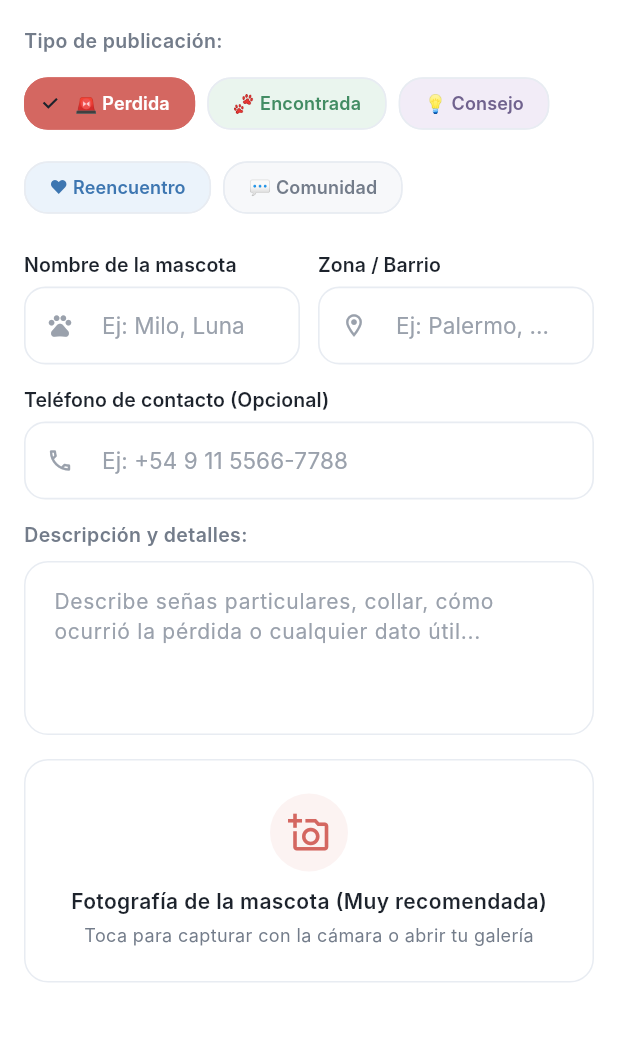
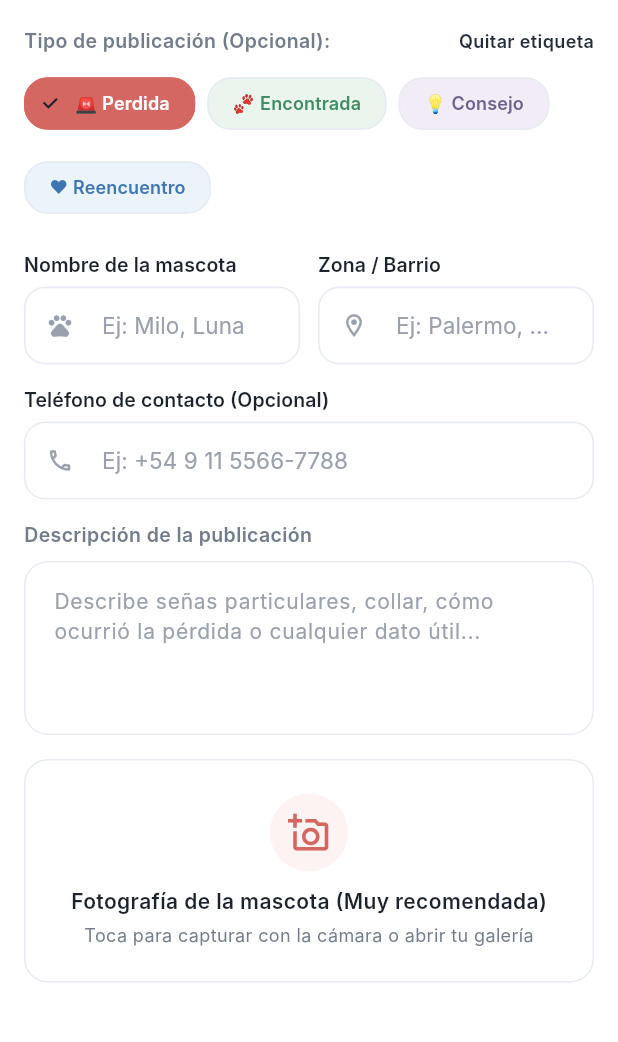
Before and after one commit to fabianmolinaaa/Yago, a Flutter app: the CreatePostScreen screen opened directly, after a tap on "🚨 Perdida", on a phone screen of 412 x 824 dp, the part 174-1216 px from its top. Run offline on Flutter 3.47's test engine with Material 3 defaults, Android fonts, the phone set to English and light mode, and no system bars; our stand-ins replace firebase_auth, firebase_core, firebase_storage, image_picker; accounts and stored records are empty; network calls fail; Roboto replaces fonts that are missing (Inter).

Commit message:
HU-S1-02: feat(posts): permite publicaciones libres, reserva etiqueta comunidad y renombra label de descripción

```diff
--- a/lib/screens/home/create_post_screen.dart
+++ b/lib/screens/home/create_post_screen.dart
@@ -10,11 +10,12 @@ import '../../services/storage_service.dart';
 import '../../utils/design_system.dart';
 import '../../widgets/common/widgets.dart';
 
-/// Pantalla de acceso rápido para crear publicaciones de todo tipo:
-/// - Alertas urgentes de pérdida de mascotas (HU-S2-03)
+/// Pantalla de acceso rápido para crear publicaciones en el feed:
+/// - Momentos cotidianos o fotos con tu mascota (sin categoría obligatoria)
+/// - Alertas de pérdida de mascotas (HU-S2-03)
 /// - Reportes de mascotas encontradas (HU-S2-04)
-/// - Consejos de cuidado y relatos de reencuentro (HU-S1-02)
-/// - Avisos comunitarios
+/// - Consejos de cuidado o relatos de reencuentro
+/// (Nota: La etiqueta 'Comunidad' está reservada para avisos del equipo/moderadores de Yago).
 class CreatePostScreen extends StatefulWidget {
   final VoidCallback? onPostCreated;
 
@@ -33,14 +34,13 @@ class _CreatePostScreenState extends State<CreatePostScreen> {
   File? _selectedImageFile;
   bool _isPublishing = false;
 
-  // Categoría activa por defecto: 'Perdida' como acceso rápido de reporte
-  String _selectedCategory = 'Perdida';
+  // Tipo de publicación opcional (null = momento libre con tu mascota)
+  String? _selectedCategory;
   final List<String> _categories = [
     'Perdida',
     'Encontrada',
     'Consejo',
     'Reencuentro',
-    'Comunidad',
   ];
 
   @override
@@ -52,7 +52,7 @@ class _CreatePostScreenState extends State<CreatePostScreen> {
     super.dispose();
   }
 
-  Color _getCategoryActiveColor(String category) {
+  Color _getCategoryActiveColor(String? category) {
     switch (category) {
       case 'Perdida':
         return AppColors.lost;
@@ -62,13 +62,12 @@ class _CreatePostScreenState extends State<CreatePostScreen> {
         return AppColors.reunited;
       case 'Consejo':
         return AppColors.community;
-      case 'Comunidad':
       default:
         return AppColors.primary;
     }
   }
 
-  Color _getCategoryInactiveBg(String category) {
+  Color _getCategoryInactiveBg(String? category) {
     switch (category) {
       case 'Perdida':
         return AppColors.lostBg;
@@ -78,13 +77,12 @@ class _CreatePostScreenState extends State<CreatePostScreen> {
         return AppColors.reunitedBg;
       case 'Consejo':
         return AppColors.communityBg;
-      case 'Comunidad':
       default:
         return AppColors.surfaceSecondary;
     }
   }
 
-  Color _getCategoryInactiveTextColor(String category) {
+  Color _getCategoryInactiveTextColor(String? category) {
     switch (category) {
       case 'Perdida':
         return AppColors.lostText;
@@ -94,7 +92,6 @@ class _CreatePostScreenState extends State<CreatePostScreen> {
         return AppColors.reunitedText;
       case 'Consejo':
         return AppColors.communityText;
-      case 'Comunidad':
       default:
         return AppColors.textSecondary;
     }
@@ -212,7 +209,7 @@ class _CreatePostScreenState extends State<CreatePostScreen> {
       if (content.isEmpty && _selectedImageFile == null) {
         ScaffoldMessenger.of(context).showSnackBar(
           const SnackBar(
-            content: Text('Escribe un mensaje o adjunta una fotografía para publicar.'),
+            content: Text('Escribe una descripción o adjunta una fotografía para publicar.'),
             backgroundColor: AppColors.error,
           ),
         );
@@ -286,7 +283,11 @@ class _CreatePostScreenState extends State<CreatePostScreen> {
 
       MockDataService().addPet(newPet);
     } else {
-      final formattedContent = '[$_selectedCategory] $content';
+      // Si seleccionó Consejo o Reencuentro, añade la etiqueta; si es libre, guarda el contenido limpio
+      final formattedContent = _selectedCategory != null
+          ? '[$_selectedCategory] $content'
+          : content;
+
       final newPost = FeedPost(
         id: 'post-${DateTime.now().millisecondsSinceEpoch}',
         authorName: authorName,
@@ -311,11 +312,11 @@ class _CreatePostScreenState extends State<CreatePostScreen> {
               ? (_selectedCategory == 'Perdida'
                   ? '¡Alerta de mascota perdida publicada con éxito!'
                   : '¡Reporte de mascota encontrada publicado con éxito!')
-              : '¡Publicación compartida con éxito en el feed comunitario!',
+              : '¡Publicación compartida con éxito en el feed!',
         ),
         backgroundColor: isPetAlert
             ? (_selectedCategory == 'Perdida' ? AppColors.lost : AppColors.found)
-            : AppColors.found,
+            : AppColors.primary,
       ),
     );
 
@@ -408,7 +409,9 @@ class _CreatePostScreenState extends State<CreatePostScreen> {
                                 ? 'Reporte de mascota encontrada'
                                 : (_selectedCategory == 'Reencuentro'
                                     ? 'Historia de reencuentro'
-                                    : 'Publicación comunitaria')),
+                                    : (_selectedCategory == 'Consejo'
+                                        ? 'Consejo para la comunidad'
+                                        : 'Momento con mi mascota'))),
                         style: TextStyle(
                           fontFamily: 'Inter',
                           fontSize: 11,
@@ -423,15 +426,33 @@ class _CreatePostScreenState extends State<CreatePostScreen> {
             ),
             const SizedBox(height: 18),
 
-            // Selector de categoría temática
+            // Selector de tipo de publicación (opcional)
+            Row(
+              mainAxisAlignment: MainAxisAlignment.spaceBetween,
+              children: [
                 const Text(
-              'Tipo de publicación:',
+                  'Tipo de publicación (Opcional):',
                   style: TextStyle(
                     fontFamily: 'Inter',
                     fontSize: 13,
                     fontWeight: FontWeight.w600,
                     color: AppColors.textSecondary,
                   ),
+                ),
+                if (_selectedCategory != null)
+                  GestureDetector(
+                    onTap: () => setState(() => _selectedCategory = null),
+                    child: const Text(
+                      'Quitar etiqueta',
+                      style: TextStyle(
+                        fontFamily: 'Inter',
+                        fontSize: 12,
+                        fontWeight: FontWeight.w600,
+                        color: AppColors.primary,
+                      ),
+                    ),
+                  ),
+              ],
             ),
             const SizedBox(height: 8),
             Wrap(
@@ -451,13 +472,14 @@ class _CreatePostScreenState extends State<CreatePostScreen> {
                             ? '🐾 Encontrada'
                             : (cat == 'Reencuentro'
                                 ? '❤️ Reencuentro'
-                                : (cat == 'Consejo'
-                                    ? '💡 Consejo'
-                                    : '💬 Comunidad'))),
+                                : '💡 Consejo')),
                   ),
                   selected: isSelected,
                   onSelected: (selected) {
-                    if (selected) setState(() => _selectedCategory = cat);
+                    setState(() {
+                      // Al tocar un chip activo se deselecciona
+                      _selectedCategory = selected ? cat : null;
+                    });
                   },
                   selectedColor: activeColor,
                   backgroundColor: inactiveBg,
@@ -514,10 +536,10 @@ class _CreatePostScreenState extends State<CreatePostScreen> {
               const SizedBox(height: 14),
             ],
 
-            // Campo de texto principal
-            Text(
-              isPetAlert ? 'Descripción y detalles:' : 'Mensaje o relato:',
-              style: const TextStyle(
+            // Campo de texto principal con label solicitado
+            const Text(
+              'Descripción de la publicación',
+              style: TextStyle(
                 fontFamily: 'Inter',
                 fontSize: 13,
                 fontWeight: FontWeight.w600,
@@ -543,7 +565,7 @@ class _CreatePostScreenState extends State<CreatePostScreen> {
                         ? 'Comparte un consejo de salud, adiestramiento o cuidado animal...'
                         : (_selectedCategory == 'Reencuentro'
                             ? 'Comparte la historia del final feliz de tu mascota reunida...'
-                            : 'Comparte un aviso, consulta o vivencia con la comunidad...')),
+                            : 'Comparte una foto o lo que quieras sobre tu mascota...')),
                 hintStyle: const TextStyle(
                   fontFamily: 'Inter',
                   fontSize: 14,
```
Also changed, not shown: 1 other file. Lines whose indentation alone changed are shown as unchanged.
